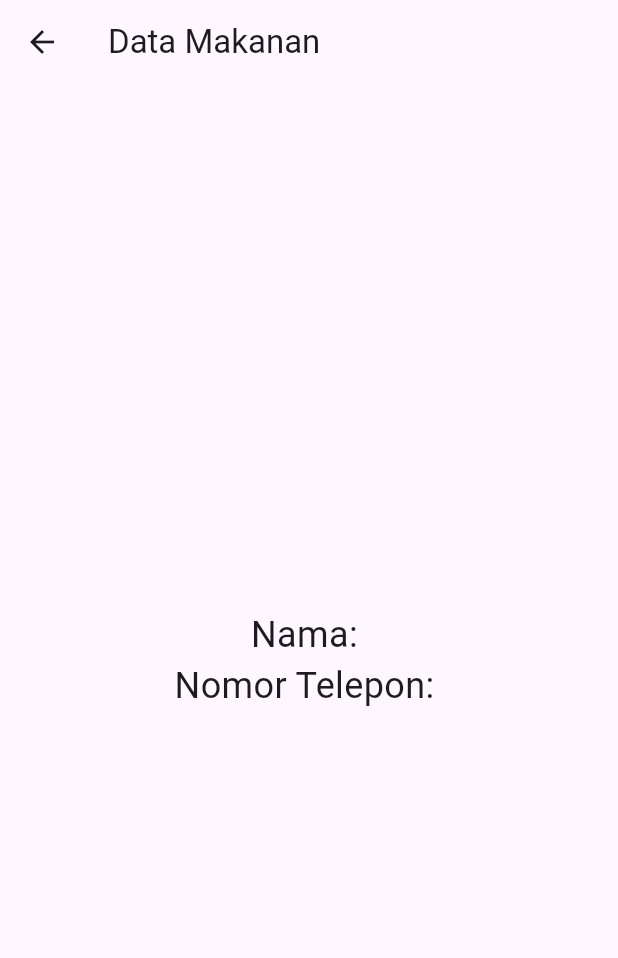
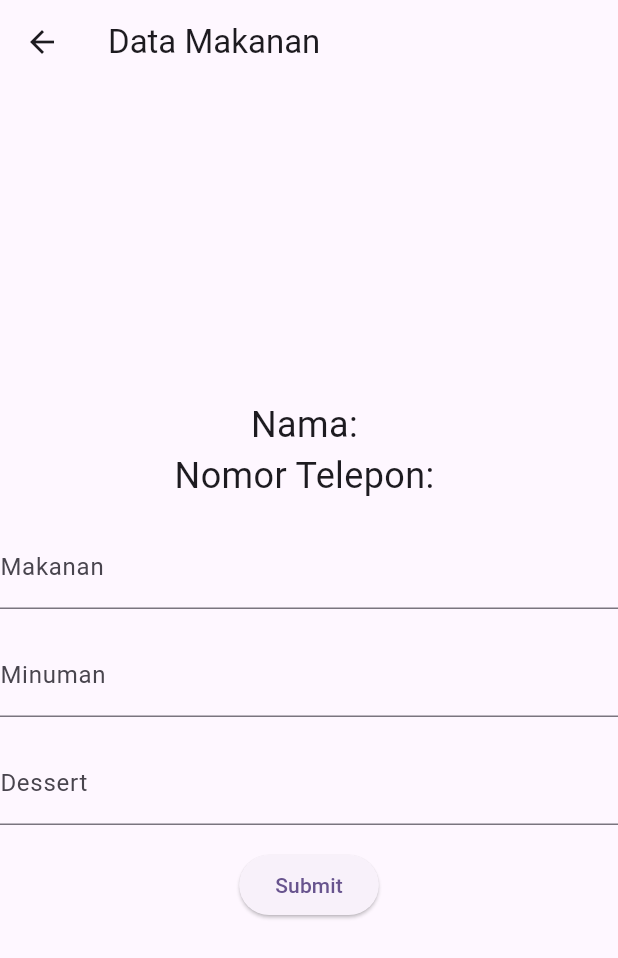
Before and after one commit to ricco-arisdy/FaseOne_125, a Flutter app: the DataMakananPage screen opened directly with empty values, on a phone screen of 412 x 824 dp. Shown: the top 958 px of the screen. Run offline on Flutter 3.47's test engine with Material 3 defaults, Android fonts, the phone set to English and light mode, and no system bars; network calls fail.

Commit message:
add button, form in data makanan(form 2)

```diff
--- a/lib/data_makanan.dart
+++ b/lib/data_makanan.dart
@@ -32,6 +32,34 @@ class DataMakananPage extends StatelessWidget {
               'Nomor Telepon: $phoneNumber',
               style: TextStyle(fontSize: 24),
             ),
+            SizedBox(height: 16),
+            TextFormField(
+              decoration: InputDecoration(
+                labelText: 'Makanan',
+              ),
+              // Buat validator jika diperlukan
+            ),
+            SizedBox(height: 16),
+            TextFormField(
+              decoration: InputDecoration(
+                labelText: 'Minuman',
+              ),
+              // Buat validator jika diperlukan
+            ),
+            SizedBox(height: 16),
+            TextFormField(
+              decoration: InputDecoration(
+                labelText: 'Dessert',
+              ),
+              // Buat validator jika diperlukan
+            ),
+             SizedBox(height: 16),
+            ElevatedButton(
+              onPressed: () {
+                // Tambahkan logika untuk menangani penekanan tombol submit di sini
+              },
+              child: Text('Submit'),
+            ),
 
           ],
         ),
```
